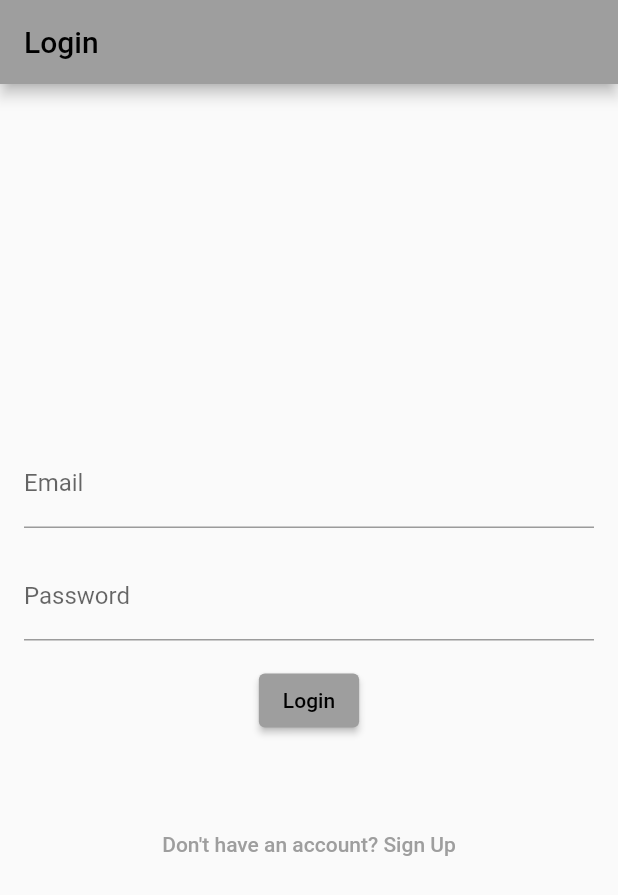
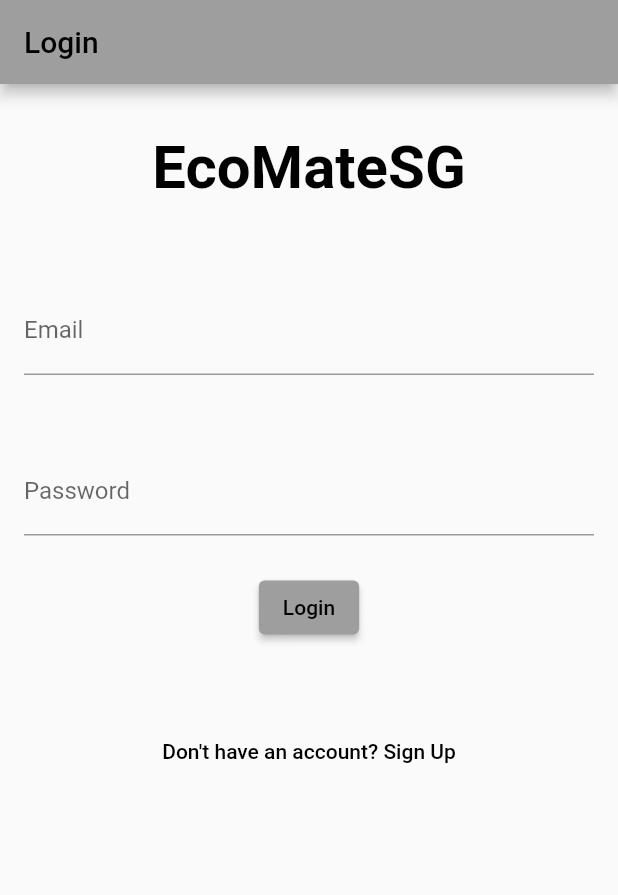
Before and after one commit to jicsontoh/EcoMateSG, a Flutter app: the LoginPage screen opened directly, on a phone screen of 412 x 824 dp. Shown: the top 895 px of the screen. Run offline on Flutter 3.47's test engine with Material 2 defaults, Android fonts, the phone set to English and light mode, and no system bars; our stand-ins replace cloud_firestore, firebase_auth, firebase_core, simple_circular_progress_bar; missing offline and left inert: circular_chart_flutter, qr_code_scanner; accounts and stored records are empty; Roboto replaces fonts that are missing (Robotos); statements that could not run were skipped.

Commit message:
Update login and signup page

```diff
--- a/lib/main.dart
+++ b/lib/main.dart
@@ -25,7 +25,7 @@ class App extends StatelessWidget {
       theme:  ThemeData(
         primarySwatch: Colors.grey,
       ),
-      home: HomePage(),
+      home: LoginPage(),
     );
   }
 }
--- a/lib/sign_in.dart
+++ b/lib/sign_in.dart
@@ -61,31 +61,53 @@ class _LoginPageState extends State<LoginPage> {
   @override
   Widget build(BuildContext context) {
     return Scaffold(
+      backgroundColor: Colors.teaGreen,
       appBar: AppBar(
-        title: Text('Login'),
+        backgroundColor: Colors.cornsilk,
+        title: const Text('Login'),
       ),
       body: Padding(
-        padding: EdgeInsets.all(16.0),
+        padding: const EdgeInsets.all(16.0),
         child: Column(
-          mainAxisAlignment: MainAxisAlignment.center,
           children: [
-            TextFormField(
+            const Padding(
+              padding: EdgeInsets.only(top: 16.0),
+              child: Text(
+                'EcoMateSG',
+                style: TextStyle(
+                  fontSize: 40,
+                  fontWeight: FontWeight.bold,
+                  color: Colors.black,
+                  fontFamily: 'Robotos',
+                ),
+              ),
+            ),
+            const SizedBox(height: 16.0),
+            Padding(
+              padding: const EdgeInsets.symmetric(vertical: 40.0),
+              child: TextFormField(
                 controller: _emailController,
                 decoration: const InputDecoration(
                   labelText: 'Email',
                 ),
               ),
-            const SizedBox(height: 16.0),
-            TextFormField(
+            ),
+            Padding(
+              padding: const EdgeInsets.symmetric(vertical: 8.0),
+              child: TextFormField(
                 controller: _passwordController,
                 decoration: const InputDecoration(
                   labelText: 'Password',
                 ),
                 obscureText: true,
               ),
+            ),
             const SizedBox(height: 16.0),
             ElevatedButton(
               onPressed: () => _login(context),
+              style: ElevatedButton.styleFrom(
+                primary: Colors.papayaWhip,
+              ),
               child: const Text('Login'),
             ),
             const SizedBox(height: 16.0),
@@ -103,11 +125,15 @@ class _LoginPageState extends State<LoginPage> {
                   ),
                 );
               },
+              style: TextButton.styleFrom(
+                primary: Colors.black,
+              ),
               child: const Text('Don\'t have an account? Sign Up'),
-            )
+            ),
           ],
         ),
       ),
     );
+
   }
 }
```
Also changed, not shown: lib/sign_up.dart (+30 -7 lines), flutter_01.png (added). Lines whose indentation alone changed are shown as unchanged.
